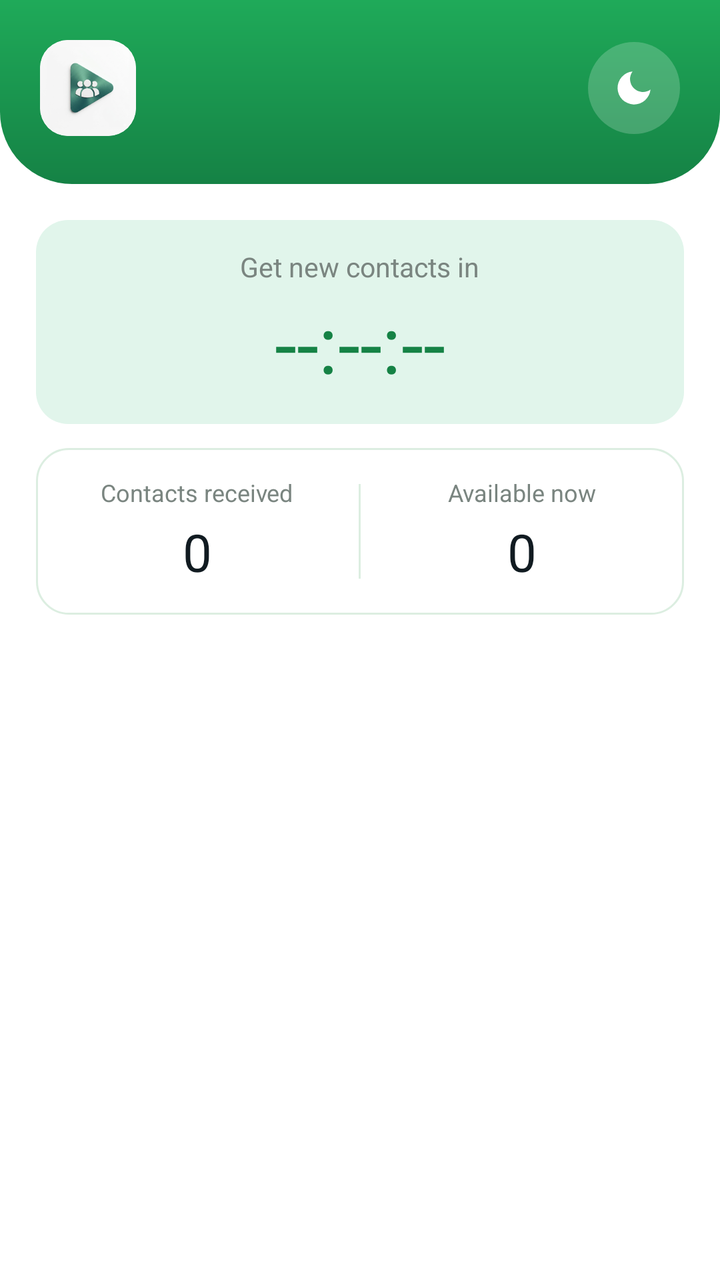
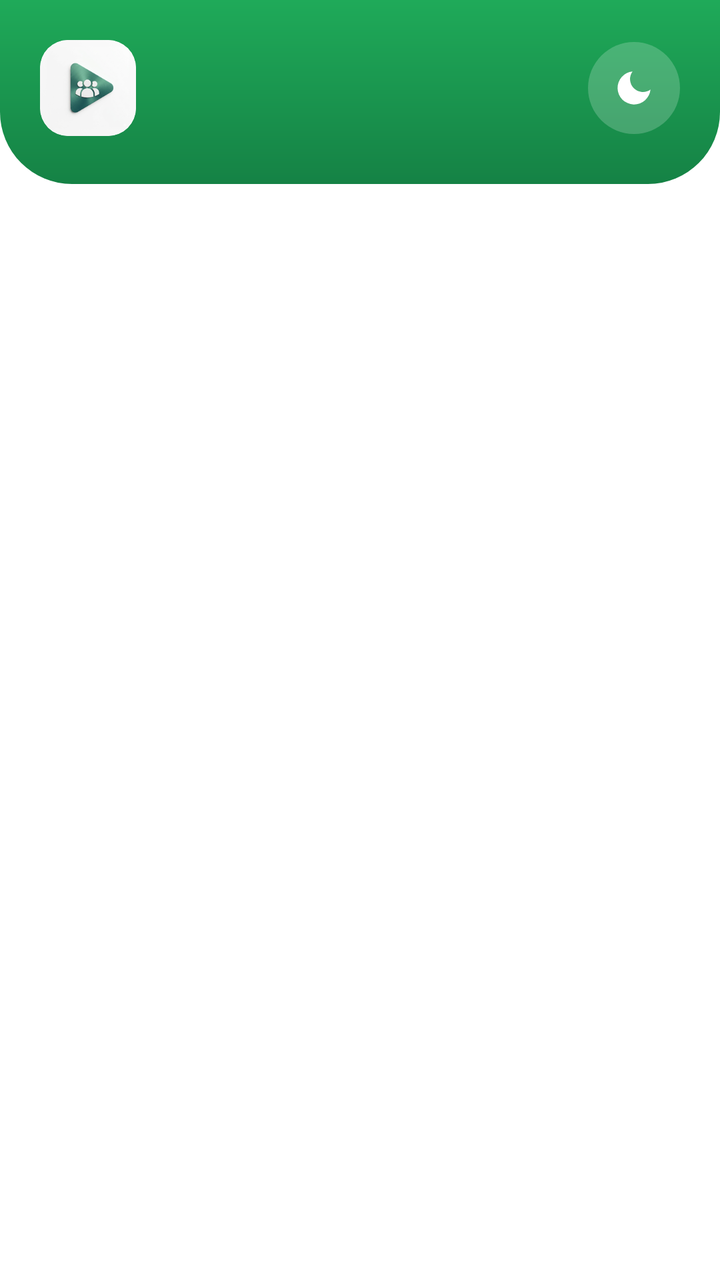

Screens rendered from an Android XML layout before and after an edit, with the pre-edit source and the edit as a unified diff.
<!-- AndroidManifest.xml: application theme Theme.ViewGrow.Starting -->
<!-- res/layout/fragment_home.xml -->
<?xml version="1.0" encoding="utf-8"?>
<LinearLayout xmlns:android="http://schemas.android.com/apk/res/android"
    android:layout_width="match_parent"
    android:layout_height="match_parent"
    android:background="@color/surface"
    android:orientation="vertical">

    <include layout="@layout/part_header_user" />

    <ScrollView
        android:layout_width="match_parent"
        android:layout_height="0dp"
        android:layout_weight="1"
        android:clipToPadding="false"
        android:paddingBottom="90dp"
        android:scrollbars="none">
        <LinearLayout
            android:layout_width="match_parent"
            android:layout_height="wrap_content"
            android:orientation="vertical"
            android:padding="18dp">

            
            <LinearLayout
                android:id="@+id/top_slot"
                android:layout_width="match_parent"
                android:layout_height="wrap_content"
                android:orientation="vertical" />

            
            <LinearLayout
                android:id="@+id/countdown"
                android:layout_width="match_parent"
                android:layout_height="wrap_content"
                android:background="@drawable/bg_countdown"
                android:gravity="center_horizontal"
                android:orientation="vertical"
                android:paddingTop="14dp"
                android:paddingBottom="14dp">
                <TextView
                    android:layout_width="wrap_content"
                    android:layout_height="wrap_content"
                    android:text="Get new contacts in"
                    android:textColor="@color/text2"
                    android:textSize="13.5sp" />
                <TextView
                    android:id="@+id/timer"
                    android:layout_width="wrap_content"
                    android:layout_height="wrap_content"
                    android:layout_marginTop="2dp"
                    android:tag="extrabold"
                    android:text="--:--:--"
                    android:textColor="@color/green_text"
                    android:textSize="40sp" />
            </LinearLayout>

            
            <LinearLayout
                android:layout_width="match_parent"
                android:layout_height="wrap_content"
                android:layout_marginTop="12dp"
                android:background="@drawable/bg_card"
                android:orientation="horizontal"
                android:paddingTop="14dp"
                android:paddingBottom="14dp">
                <LinearLayout
                    android:layout_width="0dp"
                    android:layout_height="wrap_content"
                    android:layout_weight="1"
                    android:gravity="center_horizontal"
                    android:orientation="vertical">
                    <TextView
                        android:layout_width="wrap_content"
                        android:layout_height="wrap_content"
                        android:text="Contacts received"
                        android:textColor="@color/text2"
                        android:textSize="12sp" />
                    <TextView
                        android:id="@+id/stat_received"
                        android:layout_width="wrap_content"
                        android:layout_height="wrap_content"
                        android:layout_marginTop="4dp"
                        android:tag="bold"
                        android:text="0"
                        android:textColor="@color/dark"
                        android:textSize="26sp" />
                </LinearLayout>
                <View
                    android:layout_width="1dp"
                    android:layout_height="match_parent"
                    android:layout_marginTop="4dp"
                    android:layout_marginBottom="4dp"
                    android:background="@color/border" />
                <LinearLayout
                    android:layout_width="0dp"
                    android:layout_height="wrap_content"
                    android:layout_weight="1"
                    android:gravity="center_horizontal"
                    android:orientation="vertical">
                    <TextView
                        android:layout_width="wrap_content"
                        android:layout_height="wrap_content"
                        android:text="Available now"
                        android:textColor="@color/text2"
                        android:textSize="12sp" />
                    <TextView
                        android:id="@+id/stat_available"
                        android:layout_width="wrap_content"
                        android:layout_height="wrap_content"
                        android:layout_marginTop="4dp"
                        android:tag="bold"
                        android:text="0"
                        android:textColor="@color/dark"
                        android:textSize="26sp" />
                </LinearLayout>
            </LinearLayout>

            
            <LinearLayout
                android:id="@+id/body"
                android:layout_width="match_parent"
                android:layout_height="wrap_content"
                android:orientation="vertical" />
        </LinearLayout>
    </ScrollView>
</LinearLayout>
<!-- res/layout/part_header_user.xml (included above) -->
<?xml version="1.0" encoding="utf-8"?>
<LinearLayout xmlns:android="http://schemas.android.com/apk/res/android"
    android:id="@+id/hero"
    android:layout_width="match_parent"
    android:layout_height="wrap_content"
    android:background="@drawable/bg_hero"
    android:gravity="center_vertical"
    android:orientation="horizontal"
    android:paddingStart="20dp"
    android:paddingTop="20dp"
    android:paddingEnd="20dp"
    android:paddingBottom="24dp">

    <ImageView
        android:id="@+id/avatar"
        android:layout_width="48dp"
        android:layout_height="48dp"
        android:background="@drawable/bg_logo_clip"
        android:clipToOutline="true"
        android:contentDescription="ViewGrow"
        android:scaleType="centerCrop"
        android:src="@drawable/viewgrow_logo" />

    <LinearLayout
        android:layout_width="0dp"
        android:layout_height="wrap_content"
        android:layout_marginStart="12dp"
        android:layout_weight="1"
        android:orientation="vertical">
        <TextView
            android:id="@+id/user_name"
            android:layout_width="wrap_content"
            android:layout_height="wrap_content"
            android:ellipsize="end"
            android:maxLines="1"
            android:tag="bold"
            android:textColor="@color/white"
            android:textSize="18sp" />
        
        <LinearLayout
            android:layout_width="wrap_content"
            android:layout_height="wrap_content"
            android:layout_marginTop="4dp"
            android:gravity="center_vertical"
            android:orientation="horizontal">
            <TextView
                android:id="@+id/user_phone"
                android:layout_width="wrap_content"
                android:layout_height="wrap_content"
                android:textColor="@color/white_soft"
                android:textSize="12.5sp" />
            <TextView
                android:id="@+id/badge"
                android:layout_width="wrap_content"
                android:layout_height="wrap_content"
                android:layout_marginStart="8dp"
                android:background="@drawable/bg_badge_glass"
                android:drawablePadding="5dp"
                android:gravity="center_vertical"
                android:paddingStart="8dp"
                android:paddingTop="3dp"
                android:paddingEnd="9dp"
                android:paddingBottom="3dp"
                android:singleLine="true"
                android:tag="semibold"
                android:textColor="@color/white"
                android:textSize="10.5sp"
                android:visibility="gone" />
        </LinearLayout>
    </LinearLayout>

    <ImageView
        android:id="@+id/theme_btn"
        android:layout_width="46dp"
        android:layout_height="46dp"
        android:layout_marginStart="10dp"
        android:background="@drawable/bg_icon_circle"
        android:clickable="true"
        android:contentDescription="Switch between light and dark"
        android:focusable="true"
        android:padding="12dp"
        android:src="@drawable/ic_moon" />
</LinearLayout>
<!-- resources referenced by this layout -->
<resources>
  <color name="border">#DCEEE1</color>
  <color name="dark">#111B21</color>
  <color name="green_text">#158245</color>
  <color name="surface">#FFFFFF</color>
  <color name="text2">#7A8580</color>
  <color name="white">#FFFFFF</color>
  <color name="white_soft">#D9FFFFFF</color>
  <!-- drawable bg_badge_glass (drawable) -->
  <?xml version="1.0" encoding="utf-8"?>
  <shape xmlns:android="http://schemas.android.com/apk/res/android" android:shape="rectangle">
      <solid android:color="#26FFFFFF" />
      <stroke android:width="1dp" android:color="#40FFFFFF" />
      <corners android:radius="100dp" />
  </shape>
  <!-- drawable bg_card (drawable) -->
  <?xml version="1.0" encoding="utf-8"?>
  <shape xmlns:android="http://schemas.android.com/apk/res/android" android:shape="rectangle">
      <solid android:color="@color/surface" />
      <stroke android:width="1dp" android:color="@color/border" />
      <corners android:radius="16dp" />
  </shape>
  <!-- drawable bg_countdown (drawable) -->
  <?xml version="1.0" encoding="utf-8"?>
  <shape xmlns:android="http://schemas.android.com/apk/res/android" android:shape="rectangle">
      <solid android:color="@color/tint" />
  
      <corners android:radius="16dp" />
  </shape>
  <!-- drawable bg_hero (drawable) -->
  <?xml version="1.0" encoding="utf-8"?>
  <shape xmlns:android="http://schemas.android.com/apk/res/android" android:shape="rectangle">
      <gradient android:angle="270" android:startColor="@color/green" android:endColor="@color/green_dark" />
      <corners android:bottomLeftRadius="36dp" android:bottomRightRadius="36dp" />
  </shape>
  <!-- drawable bg_icon_circle (drawable) -->
  <?xml version="1.0" encoding="utf-8"?>
  <shape xmlns:android="http://schemas.android.com/apk/res/android"
      android:shape="oval">
      <solid android:color="#33FFFFFF" />
  </shape>
  <!-- drawable bg_logo_clip (drawable) -->
  <?xml version="1.0" encoding="utf-8"?>
  <shape xmlns:android="http://schemas.android.com/apk/res/android" android:shape="rectangle">
      <solid android:color="@color/white" />
      <corners android:radius="14dp" />
  </shape>
  <!-- drawable ic_moon (drawable) -->
  <?xml version="1.0" encoding="utf-8"?>
  <vector xmlns:android="http://schemas.android.com/apk/res/android"
      android:width="24dp" android:height="24dp"
      android:viewportWidth="24" android:viewportHeight="24">
      <path android:fillColor="#FFFFFF" android:pathData="M21,12.79A9,9 0 1,1 11.21,3A7,7 0 0,0 21,12.79z" />
  </vector>
  <!-- drawable viewgrow_logo: png bitmap (drawable-nodpi, 21776 bytes) -->
  <style name="Theme.ViewGrow.Starting" parent="Theme.SplashScreen">
          <item name="windowSplashScreenBackground">@color/splash_bg</item>
          <item name="windowSplashScreenAnimatedIcon">@drawable/splash_icon</item>
          <item name="postSplashScreenTheme">@style/Theme.ViewGrow</item>
      </style>
  <color name="tint">#E1F5EB</color>
  <color name="green">#1FAA59</color>
  <color name="green_dark">#158245</color>
  <color name="splash_bg">#F6F6F6</color>
  <!-- drawable splash_icon: png bitmap (drawable-nodpi, 113375 bytes) -->
  <style name="Theme.ViewGrow" parent="Theme.MaterialComponents.DayNight.NoActionBar">
          <item name="colorPrimary">@color/green</item>
          <item name="colorSurface">@color/surface</item>
          <item name="colorOnSurface">@color/dark</item>
          <item name="colorPrimaryVariant">@color/green_dark</item>
          <item name="colorOnPrimary">@color/white</item>
          <item name="colorSecondary">@color/green</item>
          <item name="colorControlActivated">@color/green</item>
          <item name="android:windowBackground">@color/surface</item>
          <item name="android:statusBarColor">@android:color/transparent</item>
          <item name="android:navigationBarColor">@color/surface</item>
          <item name="android:windowLightStatusBar">false</item>
      </style>
</resources>

<!-- the commit's change to res/layout/fragment_home.xml (unified diff, before → after) -->
@@ -7,13 +7,28 @@
 
     <include layout="@layout/part_header_user" />
 
-    <ScrollView
+    
+    <FrameLayout
         android:layout_width="match_parent"
         android:layout_height="0dp"
-        android:layout_weight="1"
+        android:layout_weight="1">
+
+    <ImageView
+        android:id="@+id/home_loading"
+        android:layout_width="wrap_content"
+        android:layout_height="wrap_content"
+        android:layout_gravity="center"
+        android:layout_marginBottom="60dp"
+        android:importantForAccessibility="no" />
+
+    <ScrollView
+        android:id="@+id/home_scroll"
+        android:layout_width="match_parent"
+        android:layout_height="match_parent"
         android:clipToPadding="false"
         android:paddingBottom="90dp"
-        android:scrollbars="none">
+        android:scrollbars="none"
+        android:visibility="invisible">
         <LinearLayout
             android:layout_width="match_parent"
             android:layout_height="wrap_content"
@@ -123,6 +138,7 @@
                 android:orientation="vertical" />
         </LinearLayout>
     </ScrollView>
+    </FrameLayout>
 </LinearLayout>
 <!-- res/layout/part_header_user.xml (included above) -->
 <?xml version="1.0" encoding="utf-8"?>
